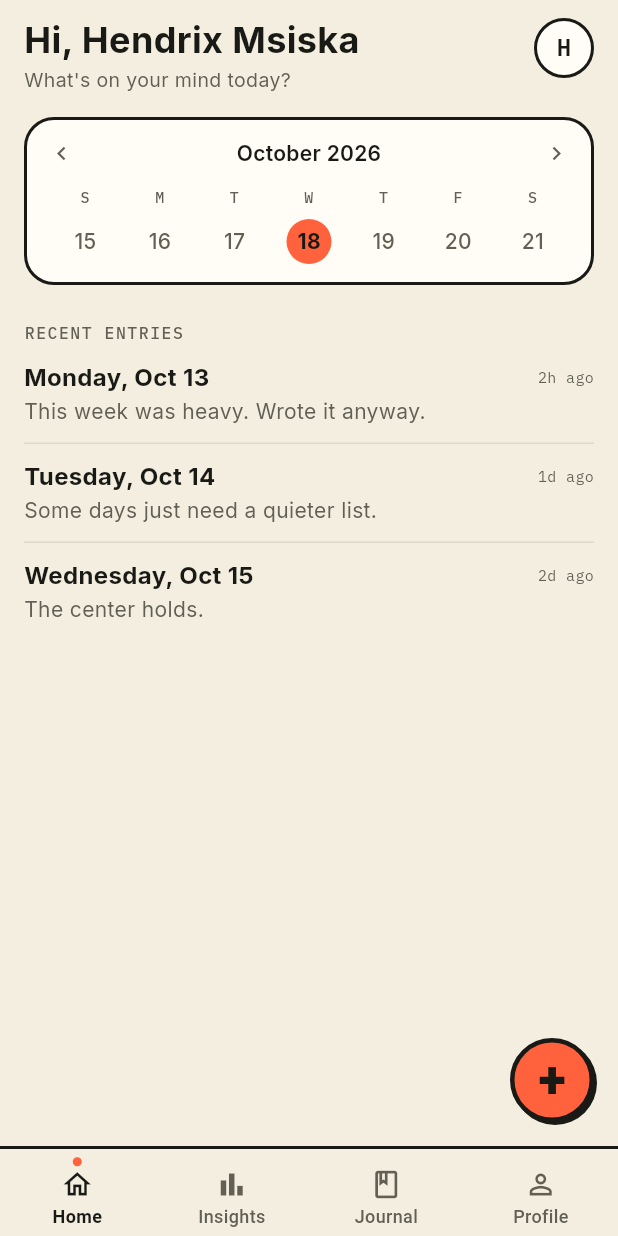
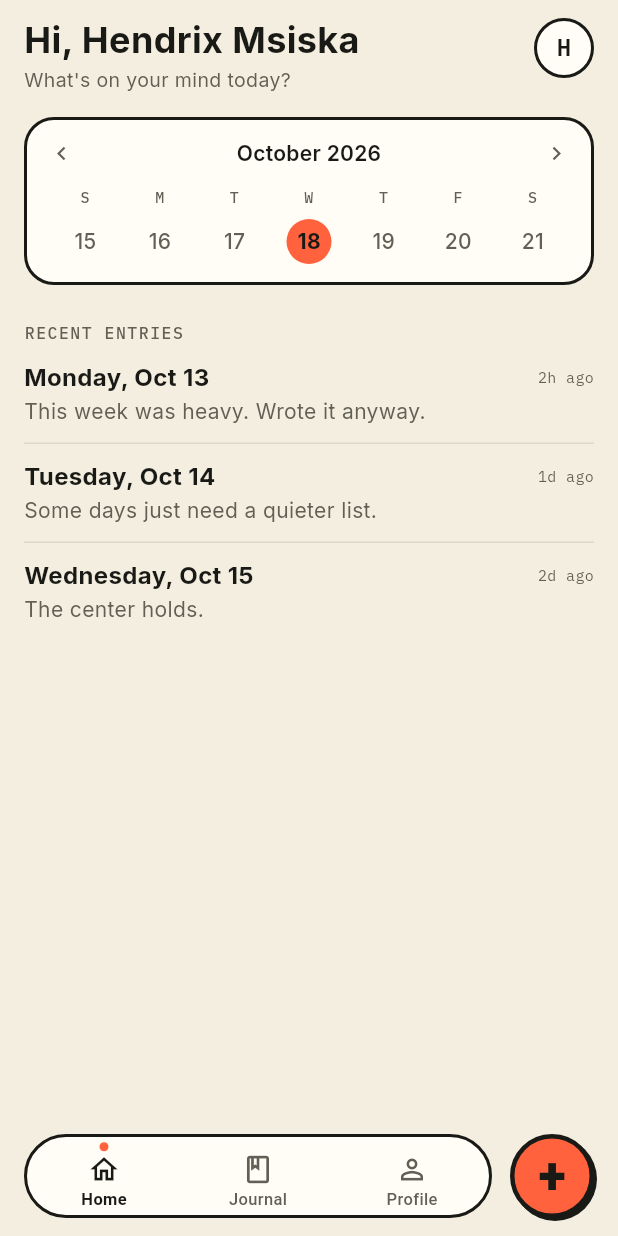
Before and after one commit to Swift2007/Kyou, a Flutter app: the HomeDashboardScreen screen opened directly, on a phone screen of 412 x 824 dp. Run offline on Flutter 3.47's test engine with Material 3 defaults, Android fonts, the phone set to English and light mode, and no system bars; our stand-ins replace dio, flutter_riverpod, flutter_svg, go_router, google_fonts, google_sign_in and 1 more; accounts and stored records are empty.

Commit message:
Bottom navbar modification

```diff
--- /dev/null
+++ b/frontend/lib/core/widgets/app_bottom_dock.dart
@@ -0,0 +1,125 @@
+// Responsibility: Shared bottom dock for main tab screens.
+// Rounded, raised 3-tab nav pill (Home/Journal/Profile) with a separate
+// FAB on the right (iOS-like). Insights is not shown in the nav.
+import 'package:flutter/material.dart';
+import 'package:go_router/go_router.dart';
+
+import '../theme.dart';
+import 'app_new_entry_fab.dart';
+
+enum AppTab { home, insights, journal, profile }
+
+class AppBottomDock extends StatelessWidget {
+  final AppTab activeTab;
+
+  const AppBottomDock({super.key, required this.activeTab});
+
+  @override
+  Widget build(BuildContext context) {
+    return SafeArea(
+      top: false,
+      child: Padding(
+        padding: const EdgeInsets.fromLTRB(16, 0, 16, 12),
+        child: Row(
+          crossAxisAlignment: CrossAxisAlignment.end,
+          children: [
+            Expanded(
+              child: Container(
+                height: 56,
+                decoration: BoxDecoration(
+                  color: AppColors.surface,
+                  borderRadius: BorderRadius.circular(28),
+                  border: Border.all(color: AppColors.ink, width: 2),
+                ),
+                child: Row(
+                  children: [
+                    _DockItem(
+                      label: 'Home',
+                      icon: Icons.home_outlined,
+                      active: activeTab == AppTab.home,
+                      onTap: () => context.go('/home'),
+                    ),
+                    _DockItem(
+                      label: 'Journal',
+                      icon: Icons.book_outlined,
+                      active: activeTab == AppTab.journal,
+                      onTap: () => context.go('/journal'),
+                    ),
+                    _DockItem(
+                      label: 'Profile',
+                      icon: Icons.person_outline,
+                      active: activeTab == AppTab.profile,
+                      onTap: () => context.go('/profile'),
+                    ),
+                  ],
+                ),
+              ),
+            ),
+            const SizedBox(width: 12),
+            const Padding(
+              padding: EdgeInsets.only(bottom: 0),
+              child: AppNewEntryFab(),
+            ),
+          ],
+        ),
+      ),
+    );
+  }
+}
+
+class _DockItem extends StatelessWidget {
+  final String label;
+  final IconData icon;
+  final bool active;
+  final VoidCallback onTap;
+
+  const _DockItem({
+    required this.label,
+    required this.icon,
+    required this.active,
+    required this.onTap,
+  });
+
+  @override
+  Widget build(BuildContext context) {
+    final color = active ? AppColors.ink : AppColors.muted;
+    return Expanded(
+      child: InkWell(
+        onTap: onTap,
+        borderRadius: BorderRadius.circular(28),
+        child: Column(
+          mainAxisAlignment: MainAxisAlignment.center,
+          children: [
+            SizedBox(
+              height: 8,
+              child: active
+                  ? Center(
+                      child: Container(
+                        width: 6,
+                        height: 6,
+                        decoration: const BoxDecoration(
+                          color: AppColors.accent,
+                          shape: BoxShape.circle,
+                        ),
+                      ),
+                    )
+                  : const SizedBox.shrink(),
+            ),
+            Icon(icon, size: 22, color: color),
+            const SizedBox(height: 1),
+            Text(
+              label,
+              maxLines: 1,
+              overflow: TextOverflow.ellipsis,
+              style: TextStyle(
+                fontSize: 11,
+                color: color,
+                fontWeight: active ? FontWeight.w700 : FontWeight.w500,
+              ),
+            ),
+          ],
+        ),
+      ),
+    );
+  }
+}
--- a/frontend/lib/core/widgets/app_bottom_nav.dart
+++ b/frontend/lib/core/widgets/app_bottom_nav.dart
@@ -1,114 +1,8 @@
-// Responsibility: Shared bottom navigation bar for main tab screens
-// (Home, Insights, Journal, Profile). Matches OpenPencil Home UI nav:
-// 4 items with icon + label, accent dot on active tab, 60px bar height.
-// Responsive full-width, no fixed canvas width, no home indicator pill.
-import 'package:flutter/material.dart';
-import 'package:go_router/go_router.dart';
+// Responsibility: Compatibility export for bottom navigation.
+// Phase 2+: prefer AppBottomDock (rounded raised 3-tab pill + separate FAB).
+export 'app_bottom_dock.dart' show AppTab, AppBottomDock;
 
-import '../theme.dart';
+// Backwards-compatible alias used by existing screens.
+import 'app_bottom_dock.dart';
 
-enum AppTab { home, insights, journal, profile }
-
-class AppBottomNav extends StatelessWidget {
-  final AppTab activeTab;
-
-  const AppBottomNav({super.key, required this.activeTab});
-
-  @override
-  Widget build(BuildContext context) {
-    return Container(
-      height: 60,
-      decoration: const BoxDecoration(
-        color: AppColors.background,
-        border: Border(top: BorderSide(color: AppColors.ink, width: 2)),
-      ),
-      child: SafeArea(
-        top: false,
-        child: Row(
-          children: [
-            _NavItem(
-              label: 'Home',
-              icon: Icons.home_outlined,
-              active: activeTab == AppTab.home,
-              onTap: () => context.go('/home'),
-            ),
-            _NavItem(
-              label: 'Insights',
-              icon: Icons.bar_chart_outlined,
-              active: activeTab == AppTab.insights,
-              onTap: () => context.go('/insights'),
-            ),
-            _NavItem(
-              label: 'Journal',
-              icon: Icons.book_outlined,
-              active: activeTab == AppTab.journal,
-              onTap: () => context.go('/journal'),
-            ),
-            _NavItem(
-              label: 'Profile',
-              icon: Icons.person_outline,
-              active: activeTab == AppTab.profile,
-              onTap: () => context.go('/profile'),
-            ),
-          ],
-        ),
-      ),
-    );
-  }
-}
-
-class _NavItem extends StatelessWidget {
-  final String label;
-  final IconData icon;
-  final bool active;
-  final VoidCallback onTap;
-
-  const _NavItem({
-    required this.label,
-    required this.icon,
-    required this.active,
-    required this.onTap,
-  });
-
-  @override
-  Widget build(BuildContext context) {
-    final color = active ? AppColors.ink : AppColors.muted;
-    return Expanded(
-      child: InkWell(
-        onTap: onTap,
-        child: Column(
-          mainAxisAlignment: MainAxisAlignment.center,
-          children: [
-            SizedBox(
-              height: 8,
-              child: active
-                  ? Center(
-                      child: Container(
-                        width: 6,
-                        height: 6,
-                        decoration: const BoxDecoration(
-                          color: AppColors.accent,
-                          shape: BoxShape.circle,
-                        ),
-                      ),
-                    )
-                  : const SizedBox.shrink(),
-            ),
-            Icon(icon, size: 22, color: color),
-            const SizedBox(height: 2),
-            Text(
-              label,
-              maxLines: 1,
-              overflow: TextOverflow.ellipsis,
-              style: TextStyle(
-                fontSize: 12,
-                color: color,
-                fontWeight: active ? FontWeight.w700 : FontWeight.w500,
-              ),
-            ),
-          ],
-        ),
-      ),
-    );
-  }
-}
+typedef AppBottomNav = AppBottomDock;
--- a/frontend/lib/features/home/home_dashboard_screen.dart
+++ b/frontend/lib/features/home/home_dashboard_screen.dart
@@ -1,11 +1,10 @@
 // Responsibility: Home screen (OpenPencil Home UI, frame 0:1052).
-// Clean, flat layout: app bar, calendar, recent entries, shared FAB + nav.
+// Clean, flat layout: app bar, calendar, recent entries, bottom dock.
 import 'package:flutter/material.dart';
 import 'package:flutter_riverpod/flutter_riverpod.dart';
 
 import '../../core/theme.dart';
-import '../../core/widgets/app_bottom_nav.dart';
-import '../../core/widgets/app_new_entry_fab.dart';
+import '../../core/widgets/app_bottom_dock.dart';
 import 'widgets/home_app_bar.dart';
 import 'widgets/home_calendar_card.dart';
 import 'widgets/home_recent_entries.dart';
@@ -17,11 +16,11 @@ class HomeDashboardScreen extends ConsumerWidget {
   Widget build(BuildContext context, WidgetRef ref) {
     return Scaffold(
       backgroundColor: AppColors.background,
-      bottomNavigationBar: const AppBottomNav(activeTab: AppTab.home),
-      floatingActionButton: const AppNewEntryFab(),
+      bottomNavigationBar: const AppBottomDock(activeTab: AppTab.home),
       body: const SafeArea(
+        bottom: false,
         child: SingleChildScrollView(
-          padding: EdgeInsets.fromLTRB(16, 12, 16, 96),
+          padding: EdgeInsets.fromLTRB(16, 12, 16, 120),
           child: Column(
             crossAxisAlignment: CrossAxisAlignment.stretch,
             children: [
--- a/frontend/lib/features/insights/insights_screen.dart
+++ b/frontend/lib/features/insights/insights_screen.dart
@@ -1,13 +1,12 @@
 // Responsibility: Renders the Insights screen matching OpenPencil Home UI
 // (frame 0:1142) with responsive layout. No status bar, no home indicator pill.
 // Sections: INSIGHTS title, Analysis (4 stat cards in 2x2), THIS WEEK chart,
-// RECENT INSIGHT card. FAB opens "New entry" popup menu anchored to FAB.
+// RECENT INSIGHT card. Uses shared bottom dock (Insights tab removed from nav).
 import 'package:flutter/material.dart';
 import 'package:flutter_riverpod/flutter_riverpod.dart';
 
 import '../../core/theme.dart';
-import '../../core/widgets/app_bottom_nav.dart';
-import '../../core/widgets/app_new_entry_fab.dart';
+import '../../core/widgets/app_bottom_dock.dart';
 import 'widgets/insight_row.dart';
 import 'widgets/insights_app_bar.dart';
 import 'widgets/insights_stats_row.dart';
@@ -20,11 +19,11 @@ class InsightsScreen extends ConsumerWidget {
   Widget build(BuildContext context, WidgetRef ref) {
     return Scaffold(
       backgroundColor: AppColors.background,
-      bottomNavigationBar: const AppBottomNav(activeTab: AppTab.insights),
-      floatingActionButton: const AppNewEntryFab(),
+      bottomNavigationBar: const AppBottomDock(activeTab: AppTab.insights),
       body: SafeArea(
+        bottom: false,
         child: SingleChildScrollView(
-          padding: const EdgeInsets.fromLTRB(16, 12, 16, 96),
+          padding: const EdgeInsets.fromLTRB(16, 12, 16, 120),
           child: Column(
             crossAxisAlignment: CrossAxisAlignment.stretch,
             children: const [
```
